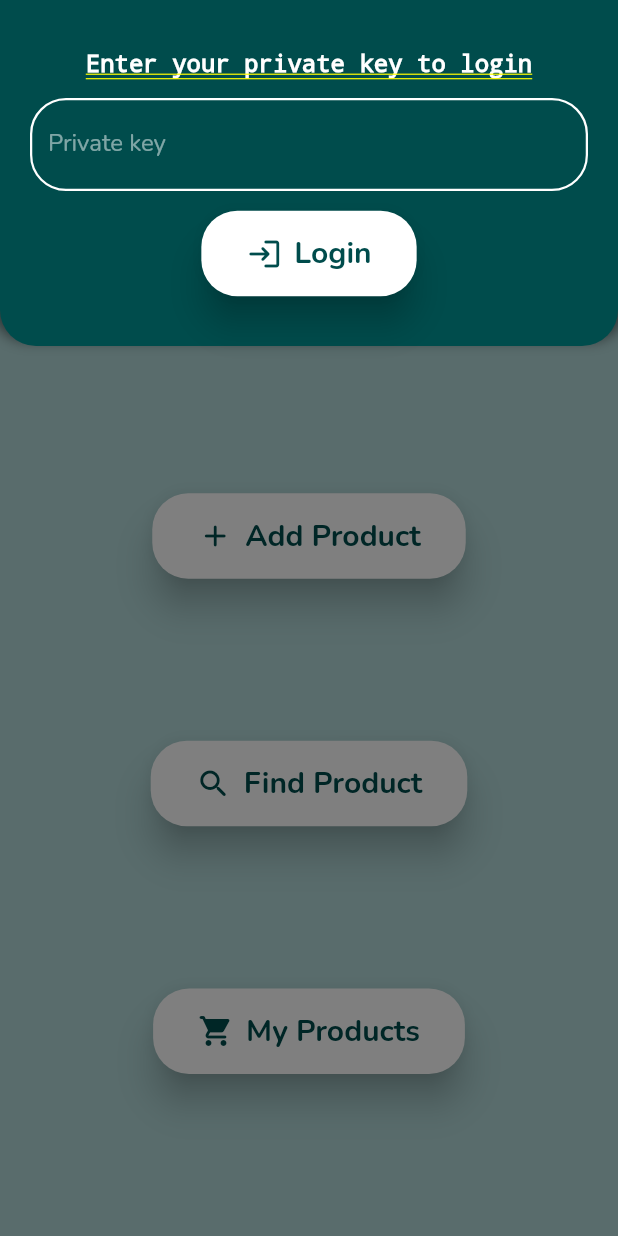
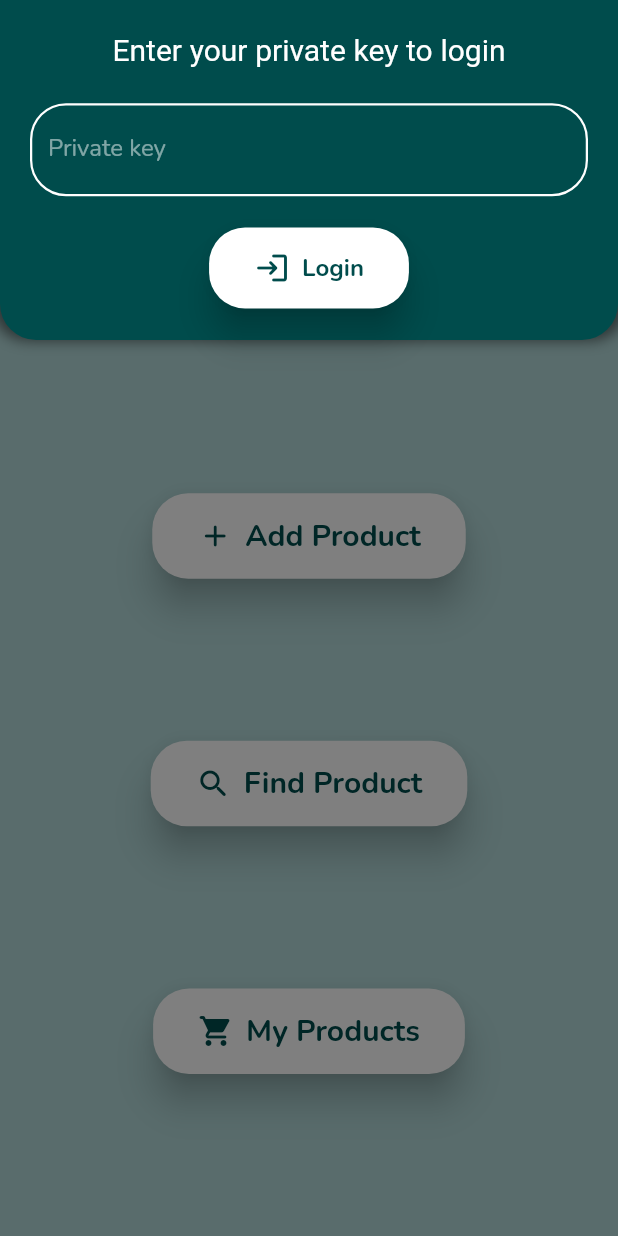
Before and after one commit to riccardodm97/manufacturing-tracker, a Flutter app: the screen it shows after launch, after a tap on the "login" icon, on a phone screen of 412 x 824 dp. Run offline on Flutter 3.47's test engine with Material 2 defaults, Android fonts, the phone set to English and light mode, and no system bars; our stand-ins replace cloud_firestore, firebase_core, get_it, google_fonts, shared_preferences, stacked; missing offline and left inert: qr_code_scanner, web3dart; accounts and stored records are empty; statements that could not run were skipped.

Commit message:
first ui version

```diff
--- a/lib/ui/create_product_view.dart
+++ b/lib/ui/create_product_view.dart
@@ -274,7 +274,9 @@ class _CreateProductViewState extends State<CreateProductView> {
                                         })),
                           ],
                         )),
-                    ElevatedButton.icon(
+                    model.busy
+                        ? const CircularProgressIndicator()
+                        : ElevatedButton.icon(
                             onPressed: () {
                               model.saveNewProduct(
                                 productNameController.text,
--- a/lib/ui/home_view.dart
+++ b/lib/ui/home_view.dart
@@ -13,6 +13,7 @@ class HomeView extends StatelessWidget {
     return ViewModelBuilder<HomeViewModel>.nonReactive(
         viewModelBuilder: () => HomeViewModel(),
         builder: (context, model, child) => Scaffold(
+            resizeToAvoidBottomInset: false,
             appBar: AppBar(
               elevation: 0,
               leading: AuthButton(),
@@ -175,13 +176,10 @@ class AuthButton extends ViewModelWidget<HomeViewModel> {
                       mainAxisAlignment: MainAxisAlignment.start,
                       children: <Widget>[
                         Container(
-                          padding: const EdgeInsets.only(
-                            top: defaultPadding,
-                            left: defaultPadding,
-                            right: defaultPadding,
-                            bottom: defaultPadding,
+                          padding: const EdgeInsets.symmetric(
+                            horizontal: defaultPadding,
                           ),
-                          height: MediaQuery.of(context).size.height * 0.28,
+                          height: MediaQuery.of(context).size.height * 0.275,
                           decoration: const BoxDecoration(
                             color: color1,
                             borderRadius: BorderRadius.only(
@@ -193,12 +191,13 @@ class AuthButton extends ViewModelWidget<HomeViewModel> {
                           child: Column(
                               mainAxisAlignment: MainAxisAlignment.spaceEvenly,
                               children: <Widget>[
-                                const Text(
-                                  'Enter your private key to login',
+                                const DefaultTextStyle(
                                   style: TextStyle(
                                     color: color7,
-                                    fontSize: 16.0,
+                                    fontSize: 20.0,
                                   ),
+                                  child:
+                                      Text('Enter your private key to login'),
                                 ),
                                 Material(
                                   color: color7.withOpacity(0),
@@ -219,7 +218,7 @@ class AuthButton extends ViewModelWidget<HomeViewModel> {
                                         labelStyle: TextStyle(
                                             color: color7.withOpacity(0.5)),
                                       ),
-                                      style: const TextStyle(color: color1)),
+                                      style: const TextStyle(color: color7)),
                                 ),
                                 ElevatedButton.icon(
                                     onPressed: () {
@@ -230,7 +229,7 @@ class AuthButton extends ViewModelWidget<HomeViewModel> {
                                     label: const Text(
                                       'Login',
                                       style: TextStyle(
-                                          fontSize: 20,
+                                          fontSize: 16,
                                           fontWeight: FontWeight.bold),
                                     ),
                                     style: ElevatedButton.styleFrom(
@@ -267,105 +266,3 @@ class AuthButton extends ViewModelWidget<HomeViewModel> {
             });
   }
 }
-//             onPressed: () {
-//               showModalBottomSheet(
-//                   shape: const RoundedRectangleBorder(
-//                     borderRadius: BorderRadius.only(
-//                         topLeft: Radius.circular(24.0),
-//                         topRight: Radius.circular(24.0)),
-//                   ),
-//                   context: context,
-//                   builder: (context) {
-//                     return Container(
-//                         padding: const EdgeInsets.only(
-//                           top: defaultPadding,
-//                           left: defaultPadding,
-//                           right: defaultPadding,
-//                           bottom: defaultPadding,
-//                         ),
-//                         height: MediaQuery.of(context).size.height * 0.3,
-//                         decoration: BoxDecoration(
-//                           color: color7,
-//                           borderRadius: const BorderRadius.only(
-//                             topLeft: Radius.circular(24),
-//                             topRight: Radius.circular(24),
-//                           ),
-//                           boxShadow: [
-//                             BoxShadow(
-//                               color: Colors.black.withOpacity(0.5),
-//                               spreadRadius: 5,
-//                               blurRadius: 7,
-//                               offset: const Offset(
-//                                   0, -1), // changes position of shadow
-//                             ),
-//                           ],
-//                         ),
-//                         child: Row(
-//                           mainAxisAlignment: MainAxisAlignment.center,
-//                           children: <Widget>[
-//                             Column(
-//                               mainAxisAlignment: MainAxisAlignment.spaceEvenly,
-//                               children: <Widget>[
-//                                 const Text(
-//                                   'Enter your private key to login',
-//                                   style: TextStyle(
-//                                       color: color1,
-//                                       fontWeight: FontWeight.bold,
-//                                       fontSize: 24.0),
-//                                 ),
-//                                 SizedBox(
-//                                   width:
-//                                       MediaQuery.of(context).size.width * 0.8,
-//                                   child: TextField(
-//                                       controller: loginController,
-//                                       decoration: InputDecoration(
-//                                         enabledBorder: OutlineInputBorder(
-//                                             borderRadius:
-//                                                 BorderRadius.circular(24.0),
-//                                             borderSide: const BorderSide(
-//                                                 color: color1, width: 1.5)),
-//                                         focusedBorder: OutlineInputBorder(
-//                                             borderRadius:
-//                                                 BorderRadius.circular(24.0),
-//                                             borderSide: const BorderSide(
-//                                                 color: color1, width: 1.5)),
-//                                         labelText: 'Private key',
-//                                         labelStyle: TextStyle(
-//                                             color: color1.withOpacity(0.5)),
-//                                       ),
-//                                       style: const TextStyle(color: color1)),
-//                                 ),
-//                                 ElevatedButton.icon(
-//                                     onPressed: () {
-//                                       viewModel.login(
-//                                           context, loginController.text);
-//                                     },
-//                                     icon: const Icon(Icons.login_rounded),
-//                                     label: const Text(
-//                                       'Login',
-//                                       style: TextStyle(
-//                                           fontSize: 20,
-//                                           fontWeight: FontWeight.bold),
-//                                     ),
-//                                     style: ElevatedButton.styleFrom(
-//                                       elevation: 10,
-//                                       primary: color1,
-//                                       onPrimary: color7,
-//                                       shape: RoundedRectangleBorder(
-//                                         borderRadius:
-//                                             BorderRadius.circular(24.0),
-//                                       ),
-//                                       padding: const EdgeInsets.symmetric(
-//                                           horizontal: 30, vertical: 15),
-//                                     )),
-//                               ],
-//                             ),
-//                           ],
-//                         ));
-//                   });
-//             },
-//             color: color7,
-//             iconSize: 36.0,
-//           );
-//   }
-// }
```
Lines whose indentation alone changed are shown as unchanged.
